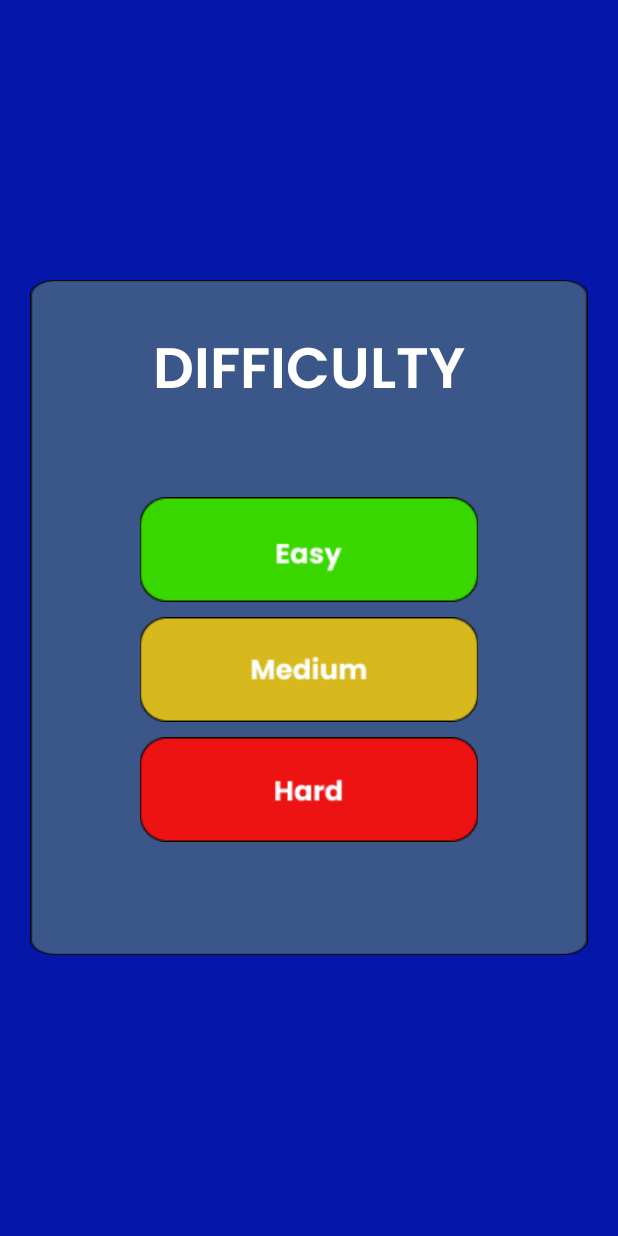
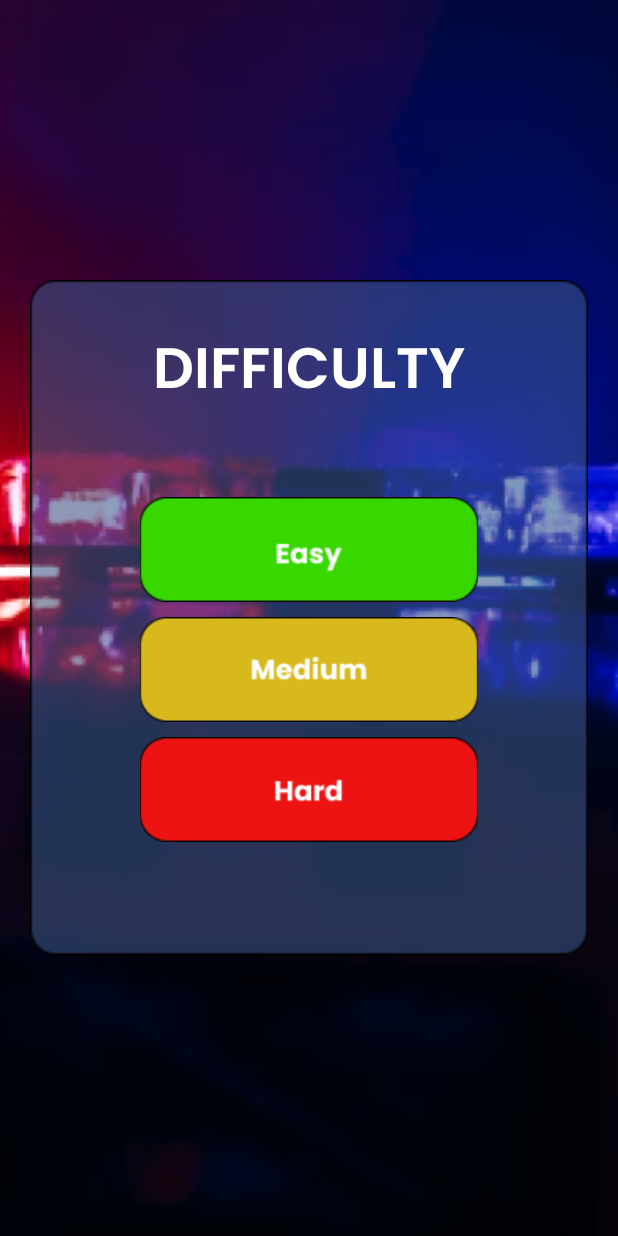
Before and after one commit to Kangkong24/CalltoDuty, an Android app: the GameDifficulty screen opened directly, with no data from a screen before it, on a phone screen of 412 x 824 dp. Run offline under Robolectric (Android 15) with nearby library versions, the phone set to English and light mode, and no system bars.

Commit message:
improving ui.

```diff
--- a/app/src/main/res/layout/activity_game_difficulty.xml
+++ b/app/src/main/res/layout/activity_game_difficulty.xml
@@ -3,7 +3,7 @@
     xmlns:app="http://schemas.android.com/apk/res-auto"
     xmlns:tools="http://schemas.android.com/tools"
     android:id="@+id/main"
-    android:background="@color/DarkBlue"
+    android:background="@drawable/game_bg"
     android:layout_width="match_parent"
     android:layout_height="match_parent"
     android:gravity="center"
@@ -14,7 +14,7 @@
         android:layout_width="match_parent"
         android:layout_height="450dp"
         android:gravity="top|center_horizontal"
-        android:background="@drawable/container_level"
+        android:background="@drawable/dia_container"
         android:orientation="vertical">
 
         <TextView
--- a/app/src/main/res/layout/activity_game_play.xml
+++ b/app/src/main/res/layout/activity_game_play.xml
@@ -4,7 +4,7 @@
     android:id="@+id/main"
     android:layout_width="match_parent"
     android:layout_height="match_parent"
-    android:background="@color/DarkBlue"
+    android:background="@drawable/game_bg"
     android:orientation="vertical"
     tools:context=".GamePlay">
 
@@ -25,7 +25,7 @@
         android:layout_width="match_parent"
         android:layout_height="300dp"
         android:layout_margin="10dp"
-        android:background="@drawable/dia_box"
+        android:background="@drawable/dia_container"
         android:padding="10dp" />
 
     <!-- Button Layout -->
--- a/app/src/main/res/layout/activity_scenario_list.xml
+++ b/app/src/main/res/layout/activity_scenario_list.xml
@@ -2,7 +2,7 @@
 <LinearLayout xmlns:android="http://schemas.android.com/apk/res/android"
     android:layout_width="match_parent"
     android:layout_height="match_parent"
-    android:background="@color/DarkBlue"
+    android:background="@drawable/game_bg"
     android:orientation="vertical">
 
     <androidx.recyclerview.widget.RecyclerView
```
Also changed, not shown: app/src/main/res/drawable/dia_container.png (added), app/src/main/res/drawable/game_bg.png, app/src/main/res/drawable/gameplay_bg.jpg (added), app/src/main/res/drawable/splashscreen_bg.png.
